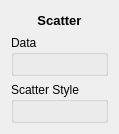
Before: the Qt Designer form src/terralib/qt/widgets/charts/ui/ScatterFrameWidgetForm.ui in claudiobogossian/terralib5, drawn with Qt 5.
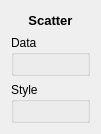
After: the same form once the commit is applied.

The edit to the form file:
```diff
--- a/src/terralib/qt/widgets/charts/ui/ScatterFrameWidgetForm.ui
+++ b/src/terralib/qt/widgets/charts/ui/ScatterFrameWidgetForm.ui
@@ -55,7 +55,7 @@
      <item>
       <widget class="QGroupBox" name="m_scatterStyleGroupBox">
        <property name="title">
-        <string>Scatter Style</string>
+        <string>Style</string>
        </property>
        <layout class="QGridLayout" name="gridLayout_3">
         <item row="0" column="0">
```
